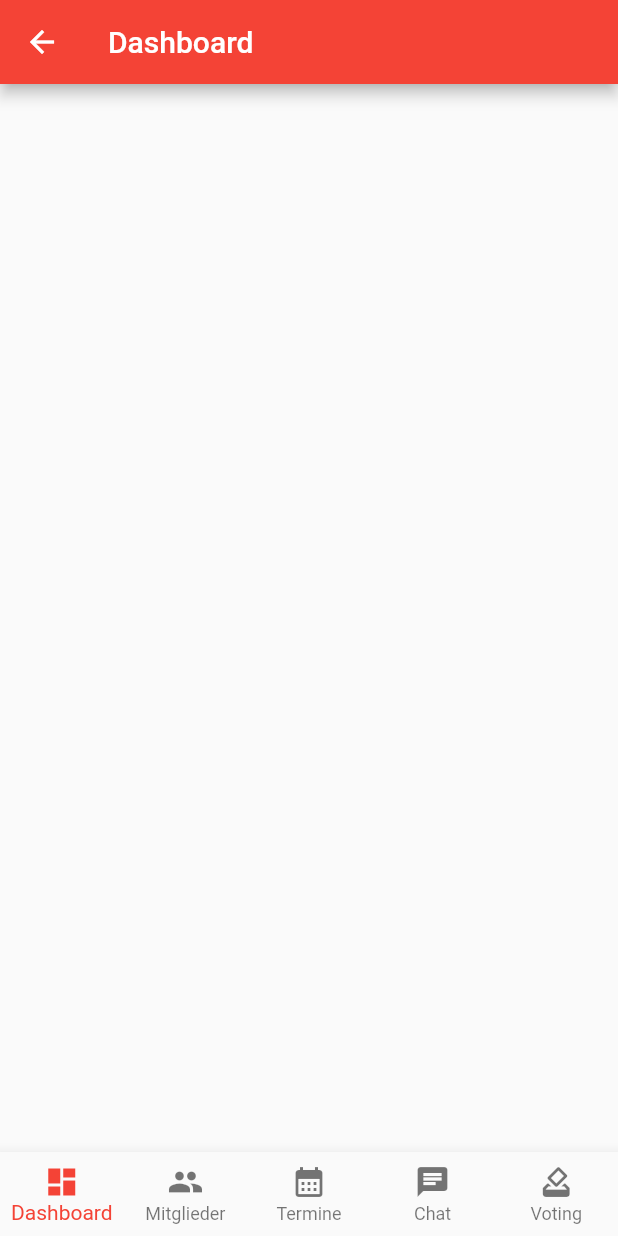
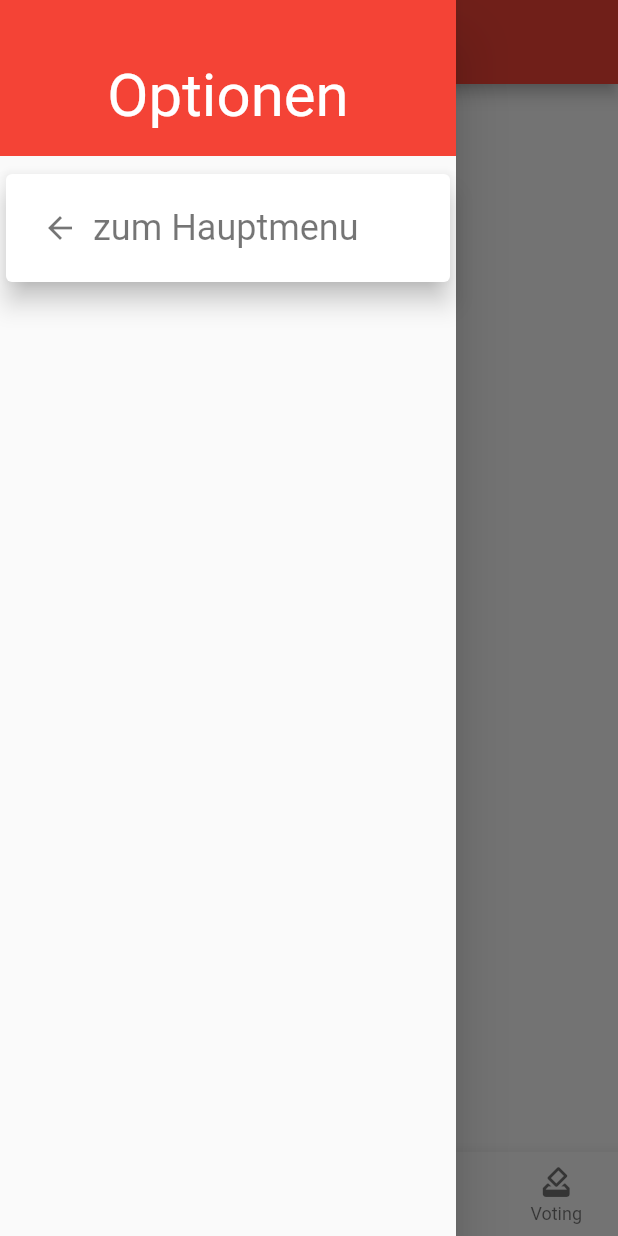
Before and after one commit to ThreeLakeGames/stammtisch_manager, a Flutter app: the StammtischTabsScreen screen opened directly with empty values, with the side drawer open (before the commit the screen has no drawer), on a phone screen of 412 x 824 dp. Run offline on Flutter 3.47's test engine with Material 2 defaults, Android fonts, the phone set to English and light mode, and no system bars; our stand-ins replace cloud_firestore, firebase_auth, firebase_core, flutter_datetime_picker, google_fonts, table_calendar; missing offline and left inert: flutterfire_ui; accounts and stored records are empty; statements that could not run were skipped.

Commit message:
added club_drawer (SideBar)

```diff
--- a/lib/club_screens/root_screen/stammtisch_tabs_screen.dart
+++ b/lib/club_screens/root_screen/stammtisch_tabs_screen.dart
@@ -5,6 +5,7 @@ import 'package:stammtisch_manager/club_screens/events/events_overview_screen.da
 import 'package:stammtisch_manager/club_screens/events/new_event_button.dart';
 import 'package:stammtisch_manager/club_screens/dashboard/stammtisch_dashboard_screen.dart';
 import 'package:stammtisch_manager/club_screens/member/stammtisch_member_screen.dart';
+import 'package:stammtisch_manager/club_screens/side_drawer/club_drawer.dart';
 import 'package:stammtisch_manager/demoWidgets/calendar_demo_basic.dart';
 import 'package:stammtisch_manager/provider/stammtisch_item_data.dart';
 
@@ -82,6 +83,7 @@ class _StammtischTabsScreenState extends State<StammtischTabsScreen> {
           actions: _pages[_selectedPageIndex]["appBarActions"],
         ),
         body: _pages[_selectedPageIndex]["page"],
+        drawer: const ClubDrawer(),
         bottomNavigationBar: BottomNavigationBar(
           type: BottomNavigationBarType.fixed,
           currentIndex: _selectedPageIndex,
--- /dev/null
+++ b/lib/club_screens/side_drawer/club_drawer.dart
@@ -0,0 +1,83 @@
+import 'package:flutter/material.dart';
+
+class ClubDrawer extends StatelessWidget {
+  const ClubDrawer({Key? key}) : super(key: key);
+
+  @override
+  Widget build(BuildContext context) {
+    return Drawer(
+      child: Column(
+        children: [
+          Container(
+            height: 24,
+            color: Theme.of(context).primaryColor,
+          ),
+          Container(
+            height: 80,
+            width: double.infinity,
+            color: Theme.of(context).primaryColor,
+            alignment: Alignment.center,
+            child: Text(
+              "Optionen",
+              style: Theme.of(context)
+                  .textTheme
+                  .headlineLarge!
+                  .copyWith(color: Colors.white),
+            ),
+          ),
+          // Expanded(child: Text("test")),
+          ClubDrawerItem(
+            title: "zum Hauptmenu",
+            icon: Icons.arrow_back,
+            onTap: () {
+              Navigator.of(context).popUntil((route) => route.isFirst);
+            },
+          ),
+        ],
+      ),
+    );
+  }
+}
+
+class ClubDrawerItem extends StatelessWidget {
+  final String title;
+  final void Function() onTap;
+  final IconData icon;
+  const ClubDrawerItem({
+    Key? key,
+    required this.title,
+    required this.onTap,
+    required this.icon,
+  }) : super(key: key);
+
+  @override
+  Widget build(BuildContext context) {
+    return Padding(
+      padding: const EdgeInsets.symmetric(vertical: 8.0),
+      child: Card(
+        elevation: 7,
+        child: Padding(
+          padding: const EdgeInsets.all(8.0),
+          child: ListTile(
+            onTap: onTap,
+            title: Row(
+              children: [
+                Icon(
+                  icon,
+                  color: Theme.of(context).textTheme.headlineMedium!.color,
+                ),
+                const SizedBox(
+                  width: 10,
+                ),
+                Text(
+                  title,
+                  style: Theme.of(context).textTheme.headlineMedium,
+                ),
+              ],
+            ),
+          ),
+        ),
+      ),
+    );
+  }
+}
```
Also changed, not shown: lib/main.dart (+8 -3 lines), lib/stammtisch_overview/main_tabs_screen.dart (added, +68 -0 lines), lib/stammtisch_overview/stammtisch_overview_screen.dart (+6 -25 lines), lib/user_screens/new_stammtisch_screen.dart (+6 -3 lines).
